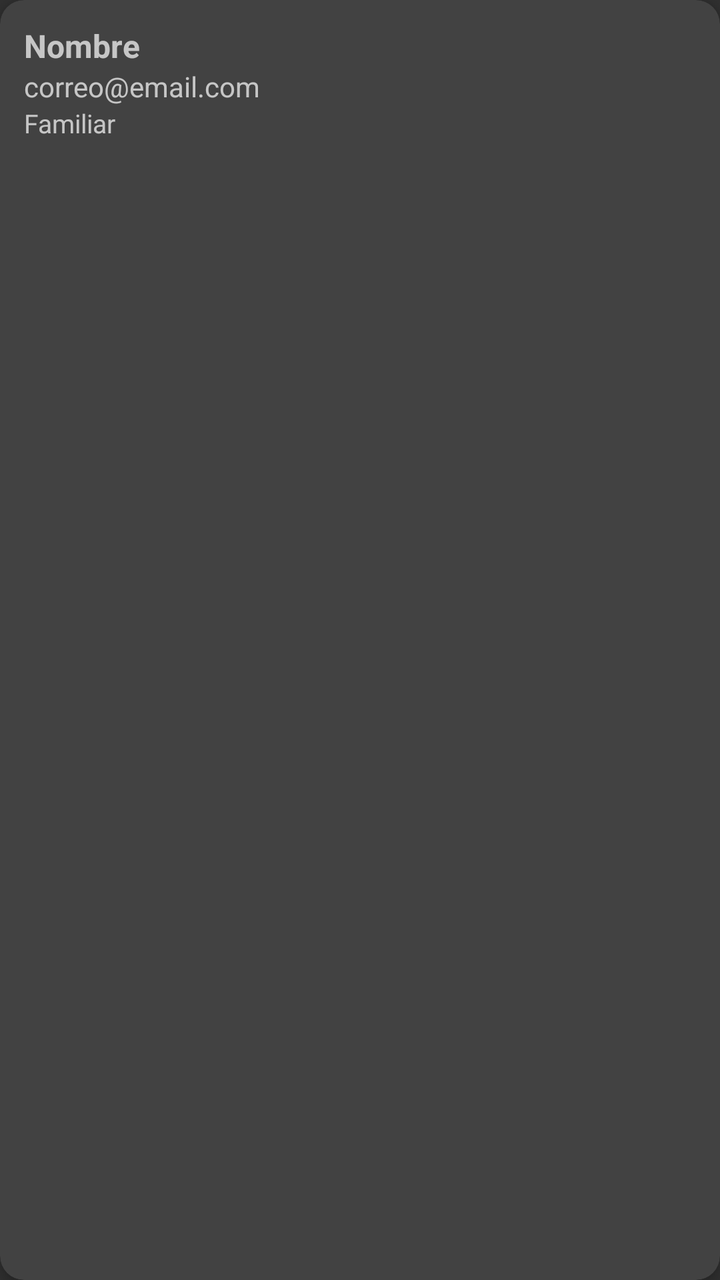
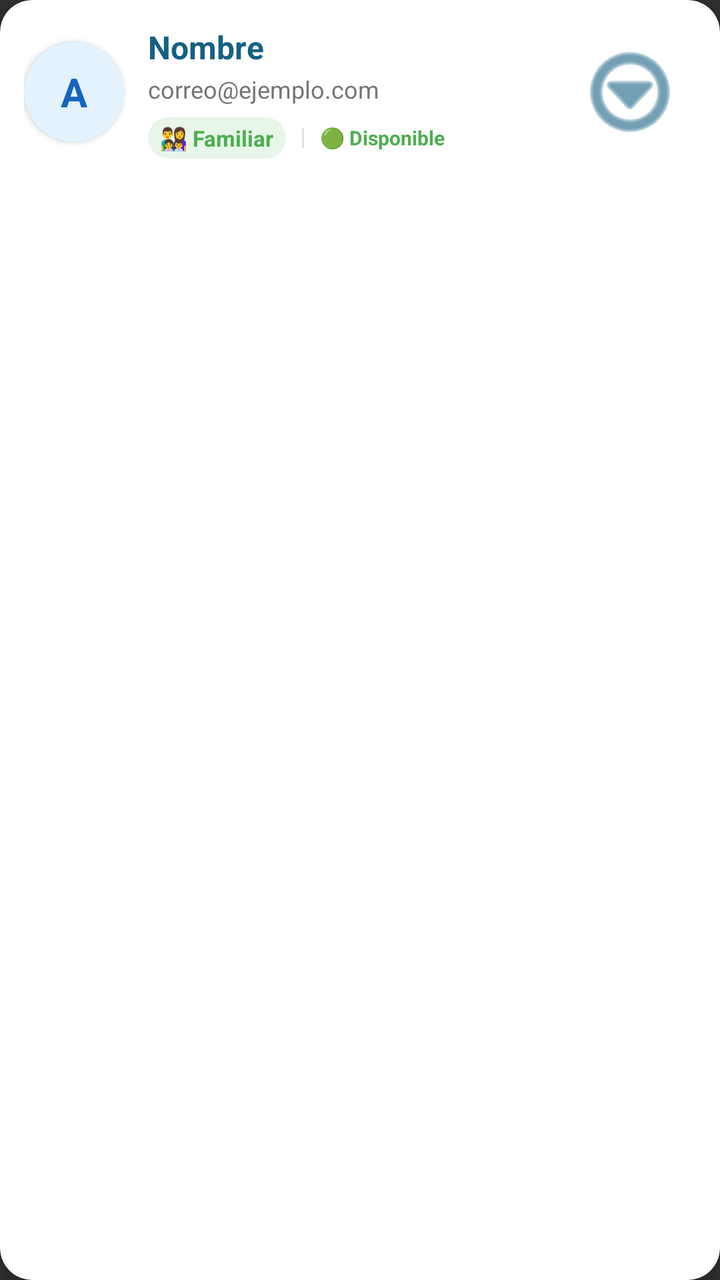

Screens rendered from an Android XML layout before and after an edit, with the pre-edit source and the edit as a unified diff.
<!-- AndroidManifest.xml: application theme Theme.AppCompat.NoActionBar -->
<!-- res/layout/item_contact.xml -->
<?xml version="1.0" encoding="utf-8"?>
<androidx.cardview.widget.CardView xmlns:android="http://schemas.android.com/apk/res/android"
    xmlns:app="http://schemas.android.com/apk/res-auto"
    android:layout_width="match_parent"
    android:layout_height="wrap_content"
    android:layout_margin="8dp"
    app:cardElevation="4dp"
    app:cardCornerRadius="12dp">

    <LinearLayout
        android:layout_width="match_parent"
        android:layout_height="wrap_content"
        android:orientation="vertical"
        android:padding="12dp">

        <TextView
            android:id="@+id/tvContactName"
            android:layout_width="wrap_content"
            android:layout_height="wrap_content"
            android:text="Nombre"
            android:textSize="16sp"
            android:textStyle="bold" />

        <TextView
            android:id="@+id/tvContactEmail"
            android:layout_width="wrap_content"
            android:layout_height="wrap_content"
            android:text="correo@email.com"
            android:textSize="14sp" />

        <TextView
            android:id="@+id/tvContactType"
            android:layout_width="wrap_content"
            android:layout_height="wrap_content"
            android:text="Familiar"
            android:textSize="13sp" />

    </LinearLayout>

</androidx.cardview.widget.CardView>
<!-- resources referenced by this layout -->
<resources>

</resources>

<!-- the commit's change to res/layout/item_contact.xml (unified diff, before → after) -->
@@ -1,39 +1,126 @@
 <?xml version="1.0" encoding="utf-8"?>
-<androidx.cardview.widget.CardView xmlns:android="http://schemas.android.com/apk/res/android"
+<androidx.cardview.widget.CardView
+    xmlns:android="http://schemas.android.com/apk/res/android"
     xmlns:app="http://schemas.android.com/apk/res-auto"
     android:layout_width="match_parent"
     android:layout_height="wrap_content"
     android:layout_margin="8dp"
+    app:cardCornerRadius="16dp"
     app:cardElevation="4dp"
-    app:cardCornerRadius="12dp">
+    android:backgroundTint="#FFFFFF">
 
     <LinearLayout
         android:layout_width="match_parent"
         android:layout_height="wrap_content"
-        android:orientation="vertical"
-        android:padding="12dp">
+        android:orientation="horizontal"
+        android:padding="12dp"
+        android:gravity="center_vertical">
 
-        <TextView
-            android:id="@+id/tvContactName"
-            android:layout_width="wrap_content"
+        
+        <androidx.cardview.widget.CardView
+            android:layout_width="50dp"
+            android:layout_height="50dp"
+            app:cardCornerRadius="25dp"
+            app:cardElevation="2dp"
+            android:backgroundTint="#E3F2FD">
+
+            <TextView
+                android:id="@+id/tvContactInitial"
+                android:layout_width="match_parent"
+                android:layout_height="match_parent"
+                android:gravity="center"
+                android:text="A"
+                android:textColor="#1565C0"
+                android:textSize="20sp"
+                android:textStyle="bold" />
+
+        </androidx.cardview.widget.CardView>
+
+        
+        <LinearLayout
+            android:layout_width="0dp"
             android:layout_height="wrap_content"
-            android:text="Nombre"
-            android:textSize="16sp"
-            android:textStyle="bold" />
+            android:layout_weight="1"
+            android:layout_marginStart="12dp"
+            android:layout_marginEnd="8dp"
+            android:orientation="vertical">
 
-        <TextView
-            android:id="@+id/tvContactEmail"
-            android:layout_width="wrap_content"
-            android:layout_height="wrap_content"
-            android:text="correo@email.com"
-            android:textSize="14sp" />
+            <TextView
+                android:id="@+id/tvContactName"
+                android:layout_width="match_parent"
+                android:layout_height="wrap_content"
+                android:text="Nombre"
+                android:textColor="#156082"
+                android:textSize="16sp"
+                android:textStyle="bold"
+                android:maxLines="1"
+                android:ellipsize="end" />
 
-        <TextView
-            android:id="@+id/tvContactType"
-            android:layout_width="wrap_content"
-            android:layout_height="wrap_content"
-            android:text="Familiar"
-            android:textSize="13sp" />
+            <TextView
+                android:id="@+id/tvContactEmail"
+                android:layout_width="match_parent"
+                android:layout_height="wrap_content"
+                android:layout_marginTop="2dp"
+                android:text="correo@ejemplo.com"
+                android:textColor="#757575"
+                android:textSize="12sp"
+                android:maxLines="1"
+                android:ellipsize="end" />
+
+            <LinearLayout
+                android:layout_width="match_parent"
+                android:layout_height="wrap_content"
+                android:layout_marginTop="6dp"
+                android:orientation="horizontal"
+                android:gravity="center_vertical">
+
+                <TextView
+                    android:id="@+id/tvContactType"
+                    android:layout_width="wrap_content"
+                    android:layout_height="wrap_content"
+                    android:text="👨‍👩‍👧‍👦 Familiar"
+                    android:textSize="11sp"
+                    android:textColor="#4CAF50"
+                    android:textStyle="bold"
+                    android:paddingStart="6dp"
+                    android:paddingEnd="6dp"
+                    android:paddingTop="3dp"
+                    android:paddingBottom="3dp"
+                    android:background="@drawable/badge_background" />
+
+                <View
+                    android:layout_width="1dp"
+                    android:layout_height="10dp"
+                    android:layout_marginStart="8dp"
+                    android:layout_marginEnd="8dp"
+                    android:background="#E0E0E0" />
+
+                <TextView
+                    android:id="@+id/tvLocationStatus"
+                    android:layout_width="0dp"
+                    android:layout_height="wrap_content"
+                    android:layout_weight="1"
+                    android:text="🟢 Disponible"
+                    android:textColor="#4CAF50"
+                    android:textSize="10sp"
+                    android:textStyle="bold"
+                    android:maxLines="1"
+                    android:ellipsize="end" />
+
+            </LinearLayout>
+
+        </LinearLayout>
+
+        
+        <ImageView
+            android:id="@+id/btnMoreOptions"
+            android:layout_width="66dp"
+            android:layout_height="68dp"
+            android:background="?attr/selectableItemBackgroundBorderless"
+            android:contentDescription="Más opciones"
+            android:padding="6dp"
+            android:src="@android:drawable/ic_menu_more"
+            app:tint="#156082" />
 
     </LinearLayout>
 
<!-- resource entries referenced after the edit -->
@@ -1,5 +1,11 @@
 <!-- resources referenced by this layout -->
 <resources>
-
+  <!-- drawable badge_background (drawable) -->
+  <?xml version="1.0" encoding="utf-8"?>
+  <shape xmlns:android="http://schemas.android.com/apk/res/android"
+      android:shape="rectangle">
+      <solid android:color="#E8F5E9" />
+      <corners android:radius="12dp" />
+  </shape>
 </resources>
 
